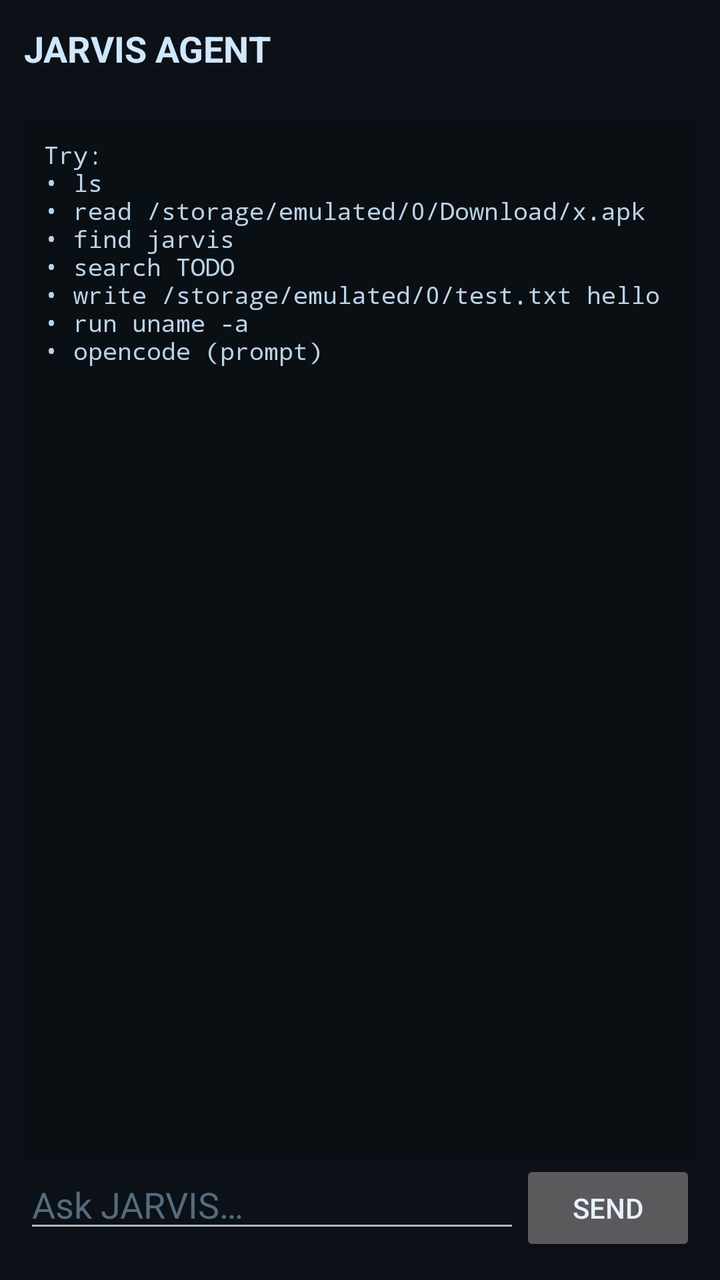
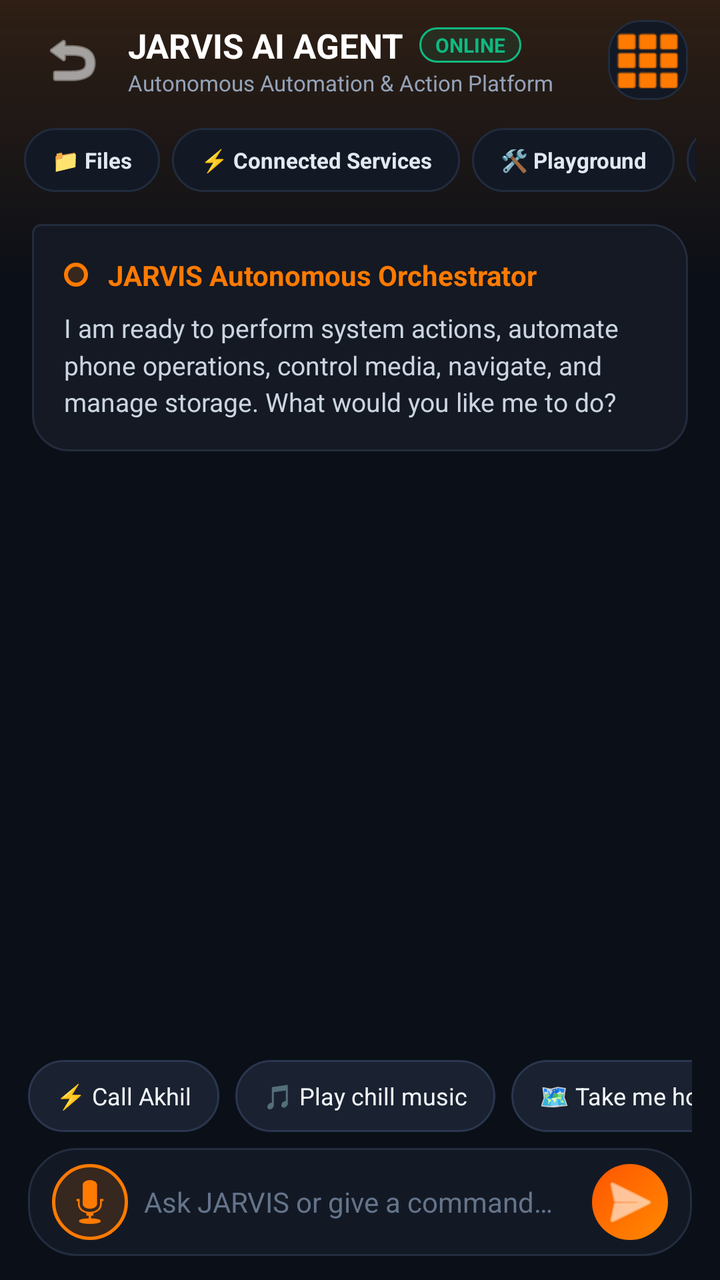

Two renders of the same Android screen: before a commit and after it. Below are the layout's source before the change and the commit's diff.
<!-- AndroidManifest.xml: application theme Theme.Jarvis -->
<!-- res/layout/activity_agent.xml -->
<?xml version="1.0" encoding="utf-8"?>
<LinearLayout xmlns:android="http://schemas.android.com/apk/res/android"
    android:layout_width="match_parent"
    android:layout_height="match_parent"
    android:orientation="vertical"
    android:padding="12dp">

    <TextView
        android:layout_width="match_parent"
        android:layout_height="wrap_content"
        android:text="JARVIS AGENT"
        android:textColor="#CFE8FF"
        android:textSize="18sp"
        android:textStyle="bold" />

    <TextView
        android:id="@+id/agent_ctx"
        android:layout_width="match_parent"
        android:layout_height="wrap_content"
        android:fontFamily="monospace"
        android:textColor="#6E8CA0"
        android:textSize="11sp" />

    <ScrollView
        android:id="@+id/agent_scroller"
        android:layout_width="match_parent"
        android:layout_height="0dp"
        android:layout_marginTop="8dp"
        android:layout_weight="1"
        android:background="#0A0F14">

        <TextView
            android:id="@+id/agent_log"
            android:layout_width="match_parent"
            android:layout_height="wrap_content"
            android:fontFamily="monospace"
            android:padding="10dp"
            android:text="Try:\n• ls\n• read /storage/emulated/0/Download/x.apk\n• find jarvis\n• search TODO\n• write /storage/emulated/0/test.txt hello\n• run uname -a\n• opencode (prompt)\n"
            android:textColor="#B9D4E8"
            android:textIsSelectable="true"
            android:textSize="12sp" />
    </ScrollView>

    <LinearLayout
        android:layout_width="match_parent"
        android:layout_height="wrap_content"
        android:orientation="horizontal">

        <EditText
            android:id="@+id/agent_input"
            android:layout_width="0dp"
            android:layout_height="wrap_content"
            android:layout_weight="1"
            android:hint="Ask JARVIS…"
            android:inputType="text"
            android:textColor="#E6F2FF"
            android:textColorHint="#556B7E" />

        <Button
            android:id="@+id/agent_send"
            android:layout_width="wrap_content"
            android:layout_height="wrap_content"
            android:text="SEND" />
    </LinearLayout>
</LinearLayout>
<!-- resources referenced by this layout -->
<resources>
  <color name="jv_surface_hi">#FF16232E</color>
  <color name="jv_bg">#FF0B1116</color>
  <color name="jv_text">#FFE6F2FF</color>
  <color name="jv_accent">#FF4FD1C5</color>
  <color name="jv_accent_dim">#FF2A8F87</color>
  <color name="black">#FF000000</color>
  <!-- unchanged entries left out for length: 1 -->
</resources>

<!-- the commit's change to res/layout/activity_agent.xml (unified diff, before → after) -->
@@ -1,65 +1,436 @@
 <?xml version="1.0" encoding="utf-8"?>
-<LinearLayout xmlns:android="http://schemas.android.com/apk/res/android"
+<androidx.constraintlayout.widget.ConstraintLayout xmlns:android="http://schemas.android.com/apk/res/android"
+    xmlns:app="http://schemas.android.com/apk/res-auto"
+    xmlns:tools="http://schemas.android.com/tools"
     android:layout_width="match_parent"
     android:layout_height="match_parent"
-    android:orientation="vertical"
-    android:padding="12dp">
-
-    <TextView
+    android:background="#0B0F17">
+
+    
+    <View
+        android:id="@+id/header_glow"
+        android:layout_width="match_parent"
+        android:layout_height="140dp"
+        android:background="@drawable/bg_agent_header_glow"
+        app:layout_constraintTop_toTopOf="parent" />
+
+    
+    <LinearLayout
+        android:id="@+id/top_bar"
+        android:layout_width="match_parent"
+        android:layout_height="60dp"
+        android:gravity="center_vertical"
+        android:orientation="horizontal"
+        android:paddingHorizontal="16dp"
+        app:layout_constraintTop_toTopOf="parent">
+
+        <ImageButton
+            android:id="@+id/btn_back"
+            android:layout_width="40dp"
+            android:layout_height="40dp"
+            android:background="?attr/selectableItemBackgroundBorderless"
+            android:contentDescription="Back"
+            android:src="@android:drawable/ic_menu_revert"
+            app:tint="#F8FAFC" />
+
+        <LinearLayout
+            android:layout_width="0dp"
+            android:layout_height="wrap_content"
+            android:layout_marginStart="8dp"
+            android:layout_weight="1"
+            android:orientation="vertical">
+
+            <LinearLayout
+                android:layout_width="wrap_content"
+                android:layout_height="wrap_content"
+                android:gravity="center_vertical"
+                android:orientation="horizontal">
+
+                <TextView
+                    android:layout_width="wrap_content"
+                    android:layout_height="wrap_content"
+                    android:text="JARVIS AI AGENT"
+                    android:textColor="#FFFFFF"
+                    android:textSize="17sp"
+                    android:textStyle="bold" />
+
+                <TextView
+                    android:id="@+id/badge_status"
+                    android:layout_width="wrap_content"
+                    android:layout_height="wrap_content"
+                    android:layout_marginStart="8dp"
+                    android:background="@drawable/bg_active_pill"
+                    android:paddingHorizontal="8dp"
+                    android:paddingVertical="2dp"
+                    android:text="ONLINE"
+                    android:textColor="#10B981"
+                    android:textSize="10sp"
+                    android:textStyle="bold" />
+            </LinearLayout>
+
+            <TextView
+                android:id="@+id/agent_ctx"
+                android:layout_width="wrap_content"
+                android:layout_height="wrap_content"
+                android:text="Autonomous Automation &amp; Action Platform"
+                android:textColor="#94A3B8"
+                android:textSize="11sp" />
+        </LinearLayout>
+
+        
+        <ImageButton
+            android:id="@+id/btn_all_pages"
+            android:layout_width="40dp"
+            android:layout_height="40dp"
+            android:background="@drawable/bg_quick_nav_tab"
+            android:contentDescription="Open Pages Hub"
+            android:src="@android:drawable/ic_dialog_dialer"
+            app:tint="#FF7A00" />
+    </LinearLayout>
+
+    
+    <HorizontalScrollView
+        android:id="@+id/quick_nav_bar"
         android:layout_width="match_parent"
         android:layout_height="wrap_content"
-        android:text="JARVIS AGENT"
-        android:textColor="#CFE8FF"
-        android:textSize="18sp"
-        android:textStyle="bold" />
-
-    <TextView
-        android:id="@+id/agent_ctx"
-        android:layout_width="match_parent"
-        android:layout_height="wrap_content"
-        android:fontFamily="monospace"
-        android:textColor="#6E8CA0"
-        android:textSize="11sp" />
-
+        android:layout_marginTop="4dp"
+        android:paddingHorizontal="12dp"
+        android:scrollbars="none"
+        app:layout_constraintTop_toBottomOf="@id/top_bar">
+
+        <LinearLayout
+            android:layout_width="wrap_content"
+            android:layout_height="wrap_content"
+            android:orientation="horizontal">
+
+            <TextView
+                android:id="@+id/tab_files"
+                android:layout_width="wrap_content"
+                android:layout_height="32dp"
+                android:background="@drawable/bg_quick_nav_tab"
+                android:gravity="center"
+                android:paddingHorizontal="14dp"
+                android:text="📁 Files"
+                android:textColor="#E2E8F0"
+                android:textSize="11sp"
+                android:textStyle="bold" />
+
+            <TextView
+                android:id="@+id/tab_services"
+                android:layout_width="wrap_content"
+                android:layout_height="32dp"
+                android:layout_marginStart="6dp"
+                android:background="@drawable/bg_quick_nav_tab"
+                android:gravity="center"
+                android:paddingHorizontal="14dp"
+                android:text="⚡ Connected Services"
+                android:textColor="#E2E8F0"
+                android:textSize="11sp"
+                android:textStyle="bold" />
+
+            <TextView
+                android:id="@+id/tab_playground"
+                android:layout_width="wrap_content"
+                android:layout_height="32dp"
+                android:layout_marginStart="6dp"
+                android:background="@drawable/bg_quick_nav_tab"
+                android:gravity="center"
+                android:paddingHorizontal="14dp"
+                android:text="🛠️ Playground"
+                android:textColor="#E2E8F0"
+                android:textSize="11sp"
+                android:textStyle="bold" />
+
+            <TextView
+                android:id="@+id/tab_commander"
+                android:layout_width="wrap_content"
+                android:layout_height="32dp"
+                android:layout_marginStart="6dp"
+                android:background="@drawable/bg_quick_nav_tab"
+                android:gravity="center"
+                android:paddingHorizontal="14dp"
+                android:text="🎯 Commander"
+                android:textColor="#E2E8F0"
+                android:textSize="11sp"
+                android:textStyle="bold" />
+
+            <TextView
+                android:id="@+id/tab_terminal"
+                android:layout_width="wrap_content"
+                android:layout_height="32dp"
+                android:layout_marginStart="6dp"
+                android:background="@drawable/bg_quick_nav_tab"
+                android:gravity="center"
+                android:paddingHorizontal="14dp"
+                android:text="💻 Terminal"
+                android:textColor="#E2E8F0"
+                android:textSize="11sp"
+                android:textStyle="bold" />
+
+            <TextView
+                android:id="@+id/tab_diagnostics"
+                android:layout_width="wrap_content"
+                android:layout_height="32dp"
+                android:layout_marginStart="6dp"
+                android:background="@drawable/bg_quick_nav_tab"
+                android:gravity="center"
+                android:paddingHorizontal="14dp"
+                android:text="📊 Diagnostics"
+                android:textColor="#E2E8F0"
+                android:textSize="11sp"
+                android:textStyle="bold" />
+
+            <TextView
+                android:id="@+id/tab_agy"
+                android:layout_width="wrap_content"
+                android:layout_height="32dp"
+                android:layout_marginStart="6dp"
+                android:background="@drawable/bg_quick_nav_tab"
+                android:gravity="center"
+                android:paddingHorizontal="14dp"
+                android:text="🚀 Antigravity"
+                android:textColor="#E2E8F0"
+                android:textSize="11sp"
+                android:textStyle="bold" />
+        </LinearLayout>
+    </HorizontalScrollView>
+
+    
     <ScrollView
         android:id="@+id/agent_scroller"
         android:layout_width="match_parent"
         android:layout_height="0dp"
-        android:layout_marginTop="8dp"
-        android:layout_weight="1"
-        android:background="#0A0F14">
-
-        <TextView
-            android:id="@+id/agent_log"
+        android:layout_marginVertical="8dp"
+        android:fillViewport="true"
+        app:layout_constraintBottom_toTopOf="@id/bottom_container"
+        app:layout_constraintTop_toBottomOf="@id/quick_nav_bar">
+
+        <LinearLayout
+            android:id="@+id/messages_container"
             android:layout_width="match_parent"
             android:layout_height="wrap_content"
-            android:fontFamily="monospace"
-            android:padding="10dp"
-            android:text="Try:\n• ls\n• read /storage/emulated/0/Download/x.apk\n• find jarvis\n• search TODO\n• write /storage/emulated/0/test.txt hello\n• run uname -a\n• opencode (prompt)\n"
-            android:textColor="#B9D4E8"
-            android:textIsSelectable="true"
-            android:textSize="12sp" />
+            android:orientation="vertical"
+            android:paddingHorizontal="16dp"
+            android:paddingBottom="16dp">
+
+            
+            <LinearLayout
+                android:id="@+id/card_welcome"
+                android:layout_width="match_parent"
+                android:layout_height="wrap_content"
+                android:layout_marginTop="8dp"
+                android:background="@drawable/bg_chat_agent"
+                android:orientation="vertical"
+                android:padding="16dp">
+
+                <LinearLayout
+                    android:layout_width="match_parent"
+                    android:layout_height="wrap_content"
+                    android:gravity="center_vertical"
+                    android:orientation="horizontal">
+
+                    <View
+                        android:layout_width="12dp"
+                        android:layout_height="12dp"
+                        android:background="@drawable/bg_round_glow" />
+
+                    <TextView
+                        android:layout_width="wrap_content"
+                        android:layout_height="wrap_content"
+                        android:layout_marginStart="10dp"
+                        android:text="JARVIS Autonomous Orchestrator"
+                        android:textColor="#FF7A00"
+                        android:textSize="14sp"
+                        android:textStyle="bold" />
+                </LinearLayout>
+
+                <TextView
+                    android:layout_width="match_parent"
+                    android:layout_height="wrap_content"
+                    android:layout_marginTop="8dp"
+                    android:lineSpacingMultiplier="1.2"
+                    android:text="I am ready to perform system actions, automate phone operations, control media, navigate, and manage storage. What would you like me to do?"
+                    android:textColor="#CBD5E1"
+                    android:textSize="13sp" />
+            </LinearLayout>
+
+            
+
+            
+            <LinearLayout
+                android:id="@+id/box_thinking"
+                android:layout_width="match_parent"
+                android:layout_height="wrap_content"
+                android:layout_marginTop="12dp"
+                android:background="@drawable/bg_thinking_box"
+                android:gravity="center_vertical"
+                android:orientation="horizontal"
+                android:padding="14dp"
+                android:visibility="gone">
+
+                <ProgressBar
+                    android:id="@+id/thinking_spinner"
+                    style="?android:attr/progressBarStyleSmall"
+                    android:layout_width="22dp"
+                    android:layout_height="22dp"
+                    android:indeterminate="true"
+                    android:indeterminateTint="#FF7A00" />
+
+                <LinearLayout
+                    android:layout_width="0dp"
+                    android:layout_height="wrap_content"
+                    android:layout_marginStart="12dp"
+                    android:layout_weight="1"
+                    android:orientation="vertical">
+
+                    <TextView
+                        android:id="@+id/thinking_title"
+                        android:layout_width="wrap_content"
+                        android:layout_height="wrap_content"
+                        android:text="JARVIS is thinking &amp; executing…"
+                        android:textColor="#FF9E44"
+                        android:textSize="12sp"
+                        android:textStyle="bold" />
+
+                    <TextView
+                        android:id="@+id/thinking_detail"
+                        android:layout_width="wrap_content"
+                        android:layout_height="wrap_content"
+                        android:text="Resolving canonical tools and parameters"
+                        android:textColor="#94A3B8"
+                        android:textSize="11sp" />
+                </LinearLayout>
+            </LinearLayout>
+        </LinearLayout>
     </ScrollView>
 
+    
     <LinearLayout
+        android:id="@+id/bottom_container"
         android:layout_width="match_parent"
         android:layout_height="wrap_content"
-        android:orientation="horizontal">
-
-        <EditText
-            android:id="@+id/agent_input"
-            android:layout_width="0dp"
+        android:orientation="vertical"
+        app:layout_constraintBottom_toBottomOf="parent">
+
+        
+        <HorizontalScrollView
+            android:id="@+id/prompt_cards_scroll"
+            android:layout_width="match_parent"
             android:layout_height="wrap_content"
-            android:layout_weight="1"
-            android:hint="Ask JARVIS…"
-            android:inputType="text"
-            android:textColor="#E6F2FF"
-            android:textColorHint="#556B7E" />
-
-        <Button
-            android:id="@+id/agent_send"
-            android:layout_width="wrap_content"
+            android:layout_marginBottom="8dp"
+            android:paddingHorizontal="14dp"
+            android:scrollbars="none">
+
+            <LinearLayout
+                android:layout_width="wrap_content"
+                android:layout_height="wrap_content"
+                android:orientation="horizontal">
+
+                <TextView
+                    android:id="@+id/prompt_card_1"
+                    android:layout_width="wrap_content"
+                    android:layout_height="36dp"
+                    android:background="@drawable/bg_prompt_chip"
+                    android:gravity="center_vertical"
+                    android:paddingHorizontal="14dp"
+                    android:text="⚡ Call Akhil"
+                    android:textColor="#F1F5F9"
+                    android:textSize="12sp" />
+
+                <TextView
+                    android:id="@+id/prompt_card_2"
+                    android:layout_width="wrap_content"
+                    android:layout_height="36dp"
+                    android:layout_marginStart="8dp"
+                    android:background="@drawable/bg_prompt_chip"
+                    android:gravity="center_vertical"
+                    android:paddingHorizontal="14dp"
+                    android:text="🎵 Play chill music"
+                    android:textColor="#F1F5F9"
+                    android:textSize="12sp" />
+
+                <TextView
+                    android:id="@+id/prompt_card_3"
+                    android:layout_width="wrap_content"
+                    android:layout_height="36dp"
+                    android:layout_marginStart="8dp"
+                    android:background="@drawable/bg_prompt_chip"
+                    android:gravity="center_vertical"
+                    android:paddingHorizontal="14dp"
+                    android:text="🗺️ Take me home"
+                    android:textColor="#F1F5F9"
+                    android:textSize="12sp" />
+
+                <TextView
+                    android:id="@+id/prompt_card_4"
+                    android:layout_width="wrap_content"
+                    android:layout_height="36dp"
+                    android:layout_marginStart="8dp"
+                    android:background="@drawable/bg_prompt_chip"
+                    android:gravity="center_vertical"
+                    android:paddingHorizontal="14dp"
+                    android:text="📸 Take screenshot"
+                    android:textColor="#F1F5F9"
+                    android:textSize="12sp" />
+
+                <TextView
+                    android:id="@+id/prompt_card_5"
+                    android:layout_width="wrap_content"
+                    android:layout_height="36dp"
+                    android:layout_marginStart="8dp"
+                    android:background="@drawable/bg_prompt_chip"
+                    android:gravity="center_vertical"
+                    android:paddingHorizontal="14dp"
+                    android:text="📁 Find recent downloads"
+                    android:textColor="#F1F5F9"
+                    android:textSize="12sp" />
+            </LinearLayout>
+        </HorizontalScrollView>
+
+        
+        <LinearLayout
+            android:layout_width="match_parent"
             android:layout_height="wrap_content"
-            android:text="SEND" />
+            android:layout_marginHorizontal="14dp"
+            android:layout_marginBottom="12dp"
+            android:background="@drawable/bg_agent_input_bar"
+            android:gravity="center_vertical"
+            android:orientation="horizontal"
+            android:paddingHorizontal="12dp"
+            android:paddingVertical="4dp">
+
+            <ImageButton
+                android:id="@+id/btn_voice_mic"
+                android:layout_width="38dp"
+                android:layout_height="38dp"
+                android:background="@drawable/bg_btn_mic_orange"
+                android:contentDescription="Voice Speak"
+                android:src="@android:drawable/ic_btn_speak_now"
+                app:tint="#FF7A00" />
+
+            <EditText
+                android:id="@+id/agent_input"
+                android:layout_width="0dp"
+                android:layout_height="46dp"
+                android:layout_marginHorizontal="8dp"
+                android:layout_weight="1"
+                android:background="@null"
+                android:hint="Ask JARVIS or give a command…"
+                android:imeOptions="actionSend"
+                android:inputType="textCapSentences"
+                android:textColor="#FFFFFF"
+                android:textColorHint="#64748B"
+                android:textSize="14sp" />
+
+            <ImageButton
+                android:id="@+id/agent_send"
+                android:layout_width="38dp"
+                android:layout_height="38dp"
+                android:background="@drawable/bg_btn_send_orange"
+                android:contentDescription="Send Command"
+                android:src="@android:drawable/ic_menu_send"
+                app:tint="#FFFFFF" />
+        </LinearLayout>
     </LinearLayout>
-</LinearLayout>
+
+</androidx.constraintlayout.widget.ConstraintLayout>
<!-- resource entries referenced after the edit -->
@@ -1,5 +1,109 @@
 <!-- resources referenced by this layout -->
 <resources>
+  <!-- drawable bg_active_pill (drawable) -->
+  <?xml version="1.0" encoding="utf-8"?>
+  <shape xmlns:android="http://schemas.android.com/apk/res/android"
+      android:shape="rectangle">
+      <solid android:color="#1A10B981" />
+      <stroke
+          android:width="1dp"
+          android:color="#10B981" />
+      <corners android:radius="12dp" />
+  </shape>
+  <!-- drawable bg_agent_header_glow (drawable) -->
+  <?xml version="1.0" encoding="utf-8"?>
+  <shape xmlns:android="http://schemas.android.com/apk/res/android"
+      android:shape="rectangle">
+      <gradient
+          android:angle="270"
+          android:startColor="#25FF7A00"
+          android:endColor="#000B1116"
+          android:type="linear" />
+  </shape>
+  <!-- drawable bg_agent_input_bar (drawable) -->
+  <?xml version="1.0" encoding="utf-8"?>
+  <shape xmlns:android="http://schemas.android.com/apk/res/android"
+      android:shape="rectangle">
+      <solid android:color="#131924" />
+      <stroke
+          android:width="1dp"
+          android:color="#232D3F" />
+      <corners android:radius="24dp" />
+  </shape>
+  <!-- drawable bg_btn_mic_orange (drawable) -->
+  <?xml version="1.0" encoding="utf-8"?>
+  <shape xmlns:android="http://schemas.android.com/apk/res/android"
+      android:shape="oval">
+      <solid android:color="#26FF7A00" />
+      <stroke
+          android:width="1.5dp"
+          android:color="#FF7A00" />
+  </shape>
+  <!-- drawable bg_btn_send_orange (drawable) -->
+  <?xml version="1.0" encoding="utf-8"?>
+  <shape xmlns:android="http://schemas.android.com/apk/res/android"
+      android:shape="oval">
+      <gradient
+          android:angle="135"
+          android:startColor="#FF8A00"
+          android:endColor="#FF5500"
+          android:type="linear" />
+  </shape>
+  <!-- drawable bg_chat_agent (drawable) -->
+  <?xml version="1.0" encoding="utf-8"?>
+  <shape xmlns:android="http://schemas.android.com/apk/res/android"
+      android:shape="rectangle">
+      <solid android:color="#141923" />
+      <stroke
+          android:width="1dp"
+          android:color="#232C3D" />
+      <corners
+          android:topLeftRadius="4dp"
+          android:topRightRadius="18dp"
+          android:bottomLeftRadius="18dp"
+          android:bottomRightRadius="18dp" />
+  </shape>
+  <!-- drawable bg_prompt_chip (drawable) -->
+  <?xml version="1.0" encoding="utf-8"?>
+  <shape xmlns:android="http://schemas.android.com/apk/res/android"
+      android:shape="rectangle">
+      <solid android:color="#1A2130" />
+      <stroke
+          android:width="1dp"
+          android:color="#2A364F" />
+      <corners android:radius="20dp" />
+  </shape>
+  <!-- drawable bg_quick_nav_tab (drawable) -->
+  <?xml version="1.0" encoding="utf-8"?>
+  <shape xmlns:android="http://schemas.android.com/apk/res/android"
+      android:shape="rectangle">
+      <solid android:color="#121824" />
+      <stroke
+          android:width="1dp"
+          android:color="#212C3D" />
+      <corners android:radius="16dp" />
+  </shape>
+  <!-- drawable bg_round_glow (drawable) -->
+  <?xml version="1.0" encoding="utf-8"?>
+  <shape xmlns:android="http://schemas.android.com/apk/res/android"
+      android:shape="oval">
+      <solid android:color="#26FF7A00" />
+      <stroke
+          android:width="2dp"
+          android:color="#FF7A00" />
+  </shape>
+  <!-- drawable bg_thinking_box (drawable) -->
+  <?xml version="1.0" encoding="utf-8"?>
+  <shape xmlns:android="http://schemas.android.com/apk/res/android"
+      android:shape="rectangle">
+      <solid android:color="#1A1822" />
+      <stroke
+          android:width="1dp"
+          android:color="#FF7A00"
+          android:dashWidth="4dp"
+          android:dashGap="4dp" />
+      <corners android:radius="14dp" />
+  </shape>
   <color name="jv_surface_hi">#FF16232E</color>
   <color name="jv_bg">#FF0B1116</color>
   <color name="jv_text">#FFE6F2FF</color>
